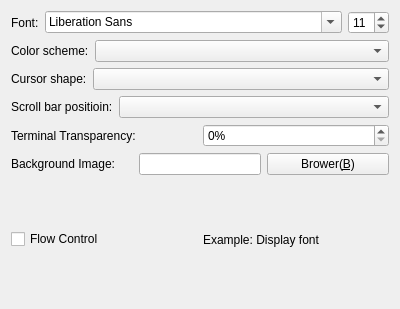
Above: Viewer/Plugins/FrmParameterTerminalAppearanceSettings.ui from KangLin/RabbitRemoteControl before the change. Below: the same form after it.
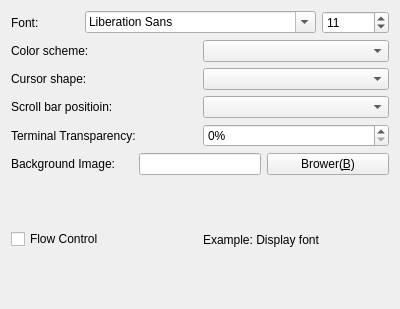
That is the form after the change.

Patch:
```diff
--- a/Viewer/Plugins/FrmParameterTerminalAppearanceSettings.ui
+++ b/Viewer/Plugins/FrmParameterTerminalAppearanceSettings.ui
@@ -29,7 +29,7 @@
      <item>
       <widget class="QComboBox" name="cbScrollBarPositioin">
        <property name="sizePolicy">
-        <sizepolicy hsizetype="Expanding" vsizetype="Fixed">
+        <sizepolicy hsizetype="Preferred" vsizetype="Fixed">
          <horstretch>0</horstretch>
          <verstretch>0</verstretch>
         </sizepolicy>
@@ -53,7 +53,7 @@
      <item>
       <widget class="QFontComboBox" name="fontComboBox">
        <property name="sizePolicy">
-        <sizepolicy hsizetype="Expanding" vsizetype="Fixed">
+        <sizepolicy hsizetype="Preferred" vsizetype="Fixed">
          <horstretch>0</horstretch>
          <verstretch>0</verstretch>
         </sizepolicy>
@@ -151,7 +151,7 @@
      <item>
       <widget class="QComboBox" name="cbColorScheme">
        <property name="sizePolicy">
-        <sizepolicy hsizetype="Expanding" vsizetype="Fixed">
+        <sizepolicy hsizetype="Preferred" vsizetype="Fixed">
          <horstretch>0</horstretch>
          <verstretch>0</verstretch>
         </sizepolicy>
@@ -175,7 +175,7 @@
      <item>
       <widget class="QComboBox" name="cbCursorShape">
        <property name="sizePolicy">
-        <sizepolicy hsizetype="Expanding" vsizetype="Fixed">
+        <sizepolicy hsizetype="Preferred" vsizetype="Fixed">
          <horstretch>0</horstretch>
          <verstretch>0</verstretch>
         </sizepolicy>
```
